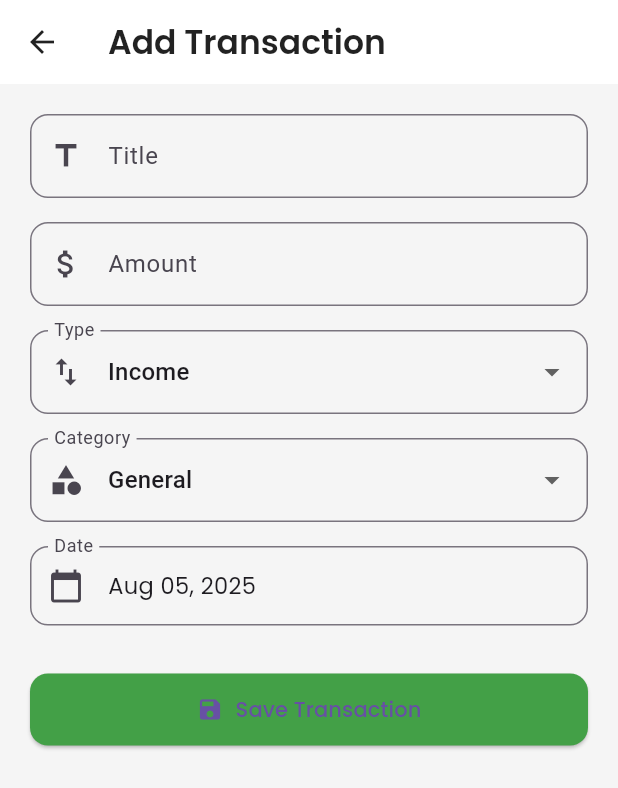
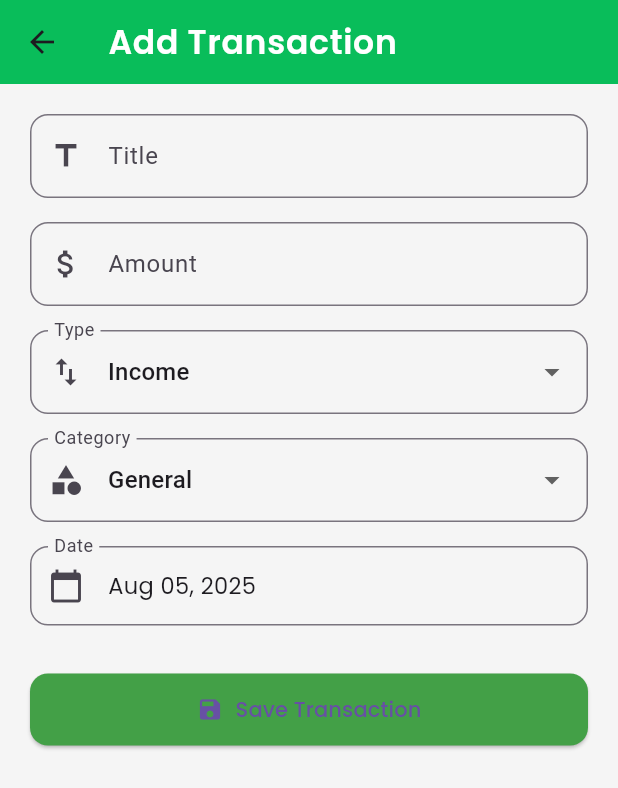
Before and after one commit to alizahid04/BudgetMate, a Flutter app: the AllTransactionsPage screen opened by its route, item 4 of the bottom bar chosen, after a tap on the "add" icon, on a phone screen of 412 x 824 dp. Shown: the top 788 px of the screen. Run offline on Flutter 3.47's test engine with Material 3 defaults, Android fonts, the phone set to English and light mode, and no system bars; our stand-ins replace fl_chart, google_fonts, sqflite; accounts and stored records are empty.

Commit message:
Some Theme Improvments

```diff
--- a/lib/Screens/Add_Transaction_screen.dart
+++ b/lib/Screens/Add_Transaction_screen.dart
@@ -6,6 +6,7 @@ import '../models/database_helper.dart';
 
 class AddTransactionPage extends StatefulWidget {
   final VoidCallback onTransactionAdded;
+
   const AddTransactionPage({super.key, required this.onTransactionAdded});
 
   @override
@@ -65,10 +66,17 @@ class _AddTransactionPageState extends State<AddTransactionPage> {
     return Scaffold(
       backgroundColor: const Color(0xFFF5F5F5),
       appBar: AppBar(
-        title: Text('Add Transaction', style: GoogleFonts.poppins(fontWeight: FontWeight.w600)),
-        backgroundColor: Colors.white,
-        elevation: 0,
-        foregroundColor: Colors.black87,
+        title: Text(
+          'Add Transaction',
+          style: GoogleFonts.poppins(
+            color: Colors.white,
+            fontSize: 22,
+            fontWeight: FontWeight.w600,
+            letterSpacing: 0.5,
+          ),
+        ),
+        backgroundColor: const Color(0xFF00C853),
+        elevation: 4,
       ),
       body: SingleChildScrollView(
         padding: const EdgeInsets.all(20),
@@ -82,7 +90,9 @@ class _AddTransactionPageState extends State<AddTransactionPage> {
                 decoration: InputDecoration(
                   labelText: 'Title',
                   prefixIcon: const Icon(Icons.title),
-                  border: OutlineInputBorder(borderRadius: BorderRadius.circular(12)),
+                  border: OutlineInputBorder(
+                    borderRadius: BorderRadius.circular(12),
+                  ),
                 ),
                 style: GoogleFonts.poppins(),
                 validator: (value) => value!.isEmpty ? 'Enter a title' : null,
@@ -96,7 +106,9 @@ class _AddTransactionPageState extends State<AddTransactionPage> {
                 decoration: InputDecoration(
                   labelText: 'Amount',
                   prefixIcon: const Icon(Icons.attach_money),
-                  border: OutlineInputBorder(borderRadius: BorderRadius.circular(12)),
+                  border: OutlineInputBorder(
+                    borderRadius: BorderRadius.circular(12),
+                  ),
                 ),
                 style: GoogleFonts.poppins(),
                 validator: (value) => value!.isEmpty ? 'Enter an amount' : null,
@@ -109,10 +121,15 @@ class _AddTransactionPageState extends State<AddTransactionPage> {
                 decoration: InputDecoration(
                   labelText: 'Type',
                   prefixIcon: const Icon(Icons.swap_vert),
-                  border: OutlineInputBorder(borderRadius: BorderRadius.circular(12)),
+                  border: OutlineInputBorder(
+                    borderRadius: BorderRadius.circular(12),
+                  ),
                 ),
                 items: ['Income', 'Expense']
-                    .map((type) => DropdownMenuItem(value: type, child: Text(type)))
+                    .map(
+                      (type) =>
+                          DropdownMenuItem(value: type, child: Text(type)),
+                    )
                     .toList(),
                 onChanged: (value) => setState(() => _type = value!),
               ),
@@ -124,10 +141,14 @@ class _AddTransactionPageState extends State<AddTransactionPage> {
                 decoration: InputDecoration(
                   labelText: 'Category',
                   prefixIcon: const Icon(Icons.category),
-                  border: OutlineInputBorder(borderRadius: BorderRadius.circular(12)),
+                  border: OutlineInputBorder(
+                    borderRadius: BorderRadius.circular(12),
+                  ),
                 ),
                 items: _categories
-                    .map((cat) => DropdownMenuItem(value: cat, child: Text(cat)))
+                    .map(
+                      (cat) => DropdownMenuItem(value: cat, child: Text(cat)),
+                    )
                     .toList(),
                 onChanged: (value) => setState(() => _category = value!),
               ),
@@ -141,7 +162,9 @@ class _AddTransactionPageState extends State<AddTransactionPage> {
                   decoration: InputDecoration(
                     labelText: 'Date',
                     prefixIcon: const Icon(Icons.calendar_today),
-                    border: OutlineInputBorder(borderRadius: BorderRadius.circular(12)),
+                    border: OutlineInputBorder(
+                      borderRadius: BorderRadius.circular(12),
+                    ),
                   ),
                   child: Text(
                     DateFormat('MMM dd, yyyy').format(_selectedDate),
@@ -157,10 +180,15 @@ class _AddTransactionPageState extends State<AddTransactionPage> {
                 child: ElevatedButton.icon(
                   onPressed: _saveTransaction,
                   icon: const Icon(Icons.save),
-                  label: Text('Save Transaction', style: GoogleFonts.poppins(fontWeight: FontWeight.w500)),
+                  label: Text(
+                    'Save Transaction',
+                    style: GoogleFonts.poppins(fontWeight: FontWeight.w500),
+                  ),
                   style: ElevatedButton.styleFrom(
                     padding: const EdgeInsets.symmetric(vertical: 14),
-                    shape: RoundedRectangleBorder(borderRadius: BorderRadius.circular(12)),
+                    shape: RoundedRectangleBorder(
+                      borderRadius: BorderRadius.circular(12),
+                    ),
                     backgroundColor: Colors.green.shade600,
                   ),
                 ),
--- a/lib/Screens/goals_screen.dart
+++ b/lib/Screens/goals_screen.dart
@@ -166,10 +166,8 @@ class _GoalsPageState extends State<GoalsPage> {
       },
     );
   }
-
   void _addMoneyToGoal(Goal goal) {
     final amountController = TextEditingController();
-
     showDialog(
       context: context,
       builder: (context) => AlertDialog(
@@ -208,7 +206,6 @@ class _GoalsPageState extends State<GoalsPage> {
 
                   final newSavedAmount = goal.savedAmount + amount;
                   await dbHelper.updateGoalSavedAmount(goal.id, newSavedAmount);
-
                   await _loadData();
                   Navigator.pop(context);
                 }
@@ -280,8 +277,16 @@ class _GoalsPageState extends State<GoalsPage> {
   Widget build(BuildContext context) {
     return Scaffold(
       appBar: AppBar(
-        title: const Text('My Goals'),
-        backgroundColor: Colors.green,
+        title: Text('My Goals',
+            style: GoogleFonts.poppins(
+              color: Colors.white,
+              fontSize: 22,
+              fontWeight: FontWeight.w600,
+              letterSpacing: 0.5,
+            ),
+        ),
+        backgroundColor: const Color(0xFF00C853),
+        elevation: 4,
       ),
       body: isLoading
           ? const Center(child: CircularProgressIndicator())
--- a/lib/Screens/history_screen.dart
+++ b/lib/Screens/history_screen.dart
@@ -64,10 +64,16 @@ class _AllTransactionsPageState extends State<AllTransactionsPage> with SingleTi
     final theme = Theme.of(context);
     return Scaffold(
       appBar: AppBar(
-        title: Text('All Transactions', style: GoogleFonts.poppins(fontWeight: FontWeight.w600, fontSize: 20)),
-        backgroundColor: Colors.white,
-        foregroundColor: Colors.black87,
-        elevation: 1,
+        title: Text('All Transactions',
+          style: GoogleFonts.poppins(
+            color: Colors.white,
+            fontSize: 22,
+            fontWeight: FontWeight.w600,
+            letterSpacing: 0.5,
+          ),
+        ),
+        backgroundColor: const Color(0xFF00C853),
+        elevation: 4,
       ),
       backgroundColor: const Color(0xFFF9FAFB),
       body: Column(
--- a/lib/Screens/home_screen.dart
+++ b/lib/Screens/home_screen.dart
@@ -12,7 +12,7 @@ class HomePage extends StatefulWidget {
 
 class _HomePageState extends State<HomePage> {
   String userName = '';
-  String currencySymbol = '₨'; // Default symbol, you can update from currency code
+  String currencySymbol = '₨';
   double currentBalance = 0;
   double totalIncome = 0;
   double totalExpense = 0;
@@ -118,7 +118,7 @@ class _HomePageState extends State<HomePage> {
       backgroundColor: const Color(0xFFF5F5F5),
       appBar: AppBar(
         backgroundColor: const Color(0xFF00C853),
-        elevation: 0,
+        elevation: 4,
         toolbarHeight: 100,
         shape: const ContinuousRectangleBorder(
           borderRadius: BorderRadius.vertical(bottom: Radius.circular(70)),
```
